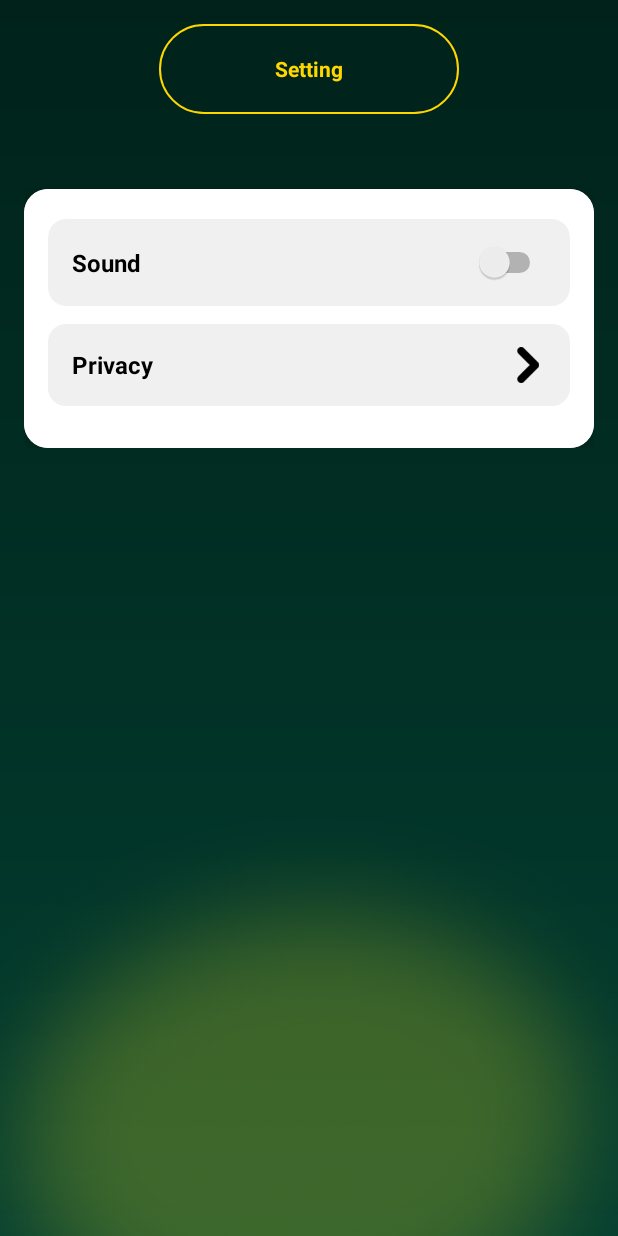
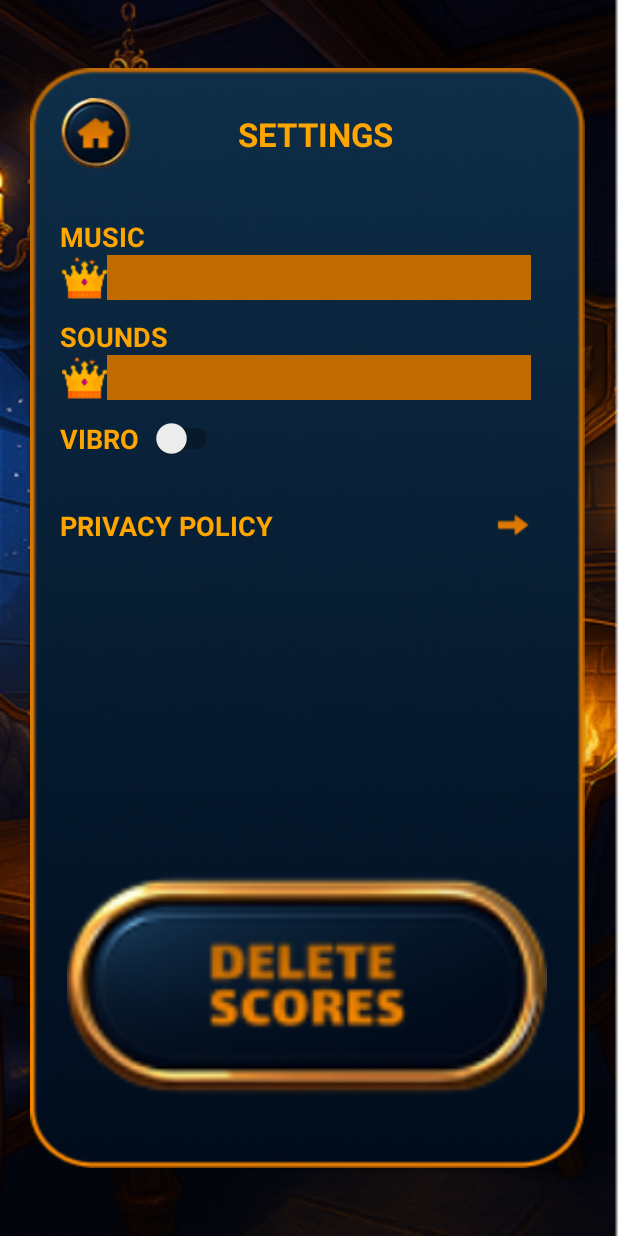
Before and after one commit to dmitryS1666/bet_king, an Android app built with Jetpack Compose: the layout fragment_settings.xml on its own in the app's theme, with its tools: preview values and no code run, on a phone screen of 412 x 824 dp. Run offline under Robolectric (Android 15) with nearby library versions, the phone set to English and light mode, and no system bars.

Commit message:
add settings page

```diff
--- a/app/src/main/java/com/kett/bing/ui/MainFragment.kt
+++ b/app/src/main/java/com/kett/bing/ui/MainFragment.kt
@@ -2,6 +2,7 @@ package com.kett.bing.ui
 
 import android.annotation.SuppressLint
 import android.content.Context.MODE_PRIVATE
+import android.content.Intent
 import android.content.SharedPreferences
 import android.os.Bundle
 import android.view.LayoutInflater
@@ -9,7 +10,10 @@ import android.view.View
 import android.view.ViewGroup
 import android.widget.Button
 import android.widget.ImageView
+import android.widget.SeekBar
+import android.widget.Switch
 import androidx.fragment.app.Fragment
+import com.kett.bing.BannerWebActivity
 import com.kett.bing.MainActivity
 import com.kett.bing.R
 
@@ -23,8 +27,12 @@ class MainFragment : Fragment() {
         sharedPreferences = requireActivity().getSharedPreferences("UserData", MODE_PRIVATE)
 
         val view = inflater.inflate(R.layout.fragment_main, container, false)
+        val settingsButton: Button = view.findViewById(R.id.settingsButton)
+        val startButton: Button = view.findViewById(R.id.startButton)
 
-        val startButton: Button = view.findViewById(R.id.startButton)
+        settingsButton.setOnClickListener {
+            (activity as? MainActivity)?.openFragment(SettingsFragment())
+        }
 
         // Обработчик нажатия на кнопку
         startButton.setOnClickListener {
@@ -58,5 +66,4 @@ class MainFragment : Fragment() {
 
         dialog.show()
     }
-
 }
--- a/app/src/main/java/com/kett/bing/ui/SettingsFragment.kt
+++ b/app/src/main/java/com/kett/bing/ui/SettingsFragment.kt
@@ -3,51 +3,82 @@ package com.kett.bing.ui
 import android.content.Context
 import android.content.Intent
 import android.os.Bundle
-import android.view.LayoutInflater
-import android.view.View
-import android.view.ViewGroup
+import android.view.*
+import android.widget.Button
+import android.widget.ImageView
+import android.widget.SeekBar
 import android.widget.Switch
-import androidx.fragment.app.Fragment
+import androidx.fragment.app.DialogFragment
 import com.kett.bing.BannerWebActivity
 import com.kett.bing.MusicPlayerManager
 import com.kett.bing.R
 
-class SettingsFragment : Fragment() {
-
-    private lateinit var switchSound: Switch
+class SettingsFragment : DialogFragment() {
 
     override fun onCreateView(
         inflater: LayoutInflater, container: ViewGroup?,
         savedInstanceState: Bundle?
-    ): View? {
+    ): View {
         return inflater.inflate(R.layout.fragment_settings, container, false)
     }
 
     override fun onViewCreated(view: View, savedInstanceState: Bundle?) {
         super.onViewCreated(view, savedInstanceState)
 
-        switchSound = view.findViewById(R.id.switchSound)
-        val privacySection: View = view.findViewById(R.id.btnPrivacy)
+        val prefs = requireContext().getSharedPreferences("app_settings", Context.MODE_PRIVATE)
 
-        val prefs = requireContext().getSharedPreferences("app_settings", Context.MODE_PRIVATE)
-        val soundEnabled = prefs.getBoolean("sound_enabled", true)
-        switchSound.isChecked = soundEnabled
+        val musicSeekBar = view.findViewById<SeekBar>(R.id.musicVolume)
+        val soundSeekBar = view.findViewById<SeekBar>(R.id.soundVolume)
+        val vibrationSwitch = view.findViewById<Switch>(R.id.vibrationSwitch)
+        val webButton = view.findViewById<Button>(R.id.btnPrivacy)
 
-        switchSound.setOnCheckedChangeListener { _, isChecked ->
-            prefs.edit().putBoolean("sound_enabled", isChecked).apply()
+        // Настройка текущих значений (можно расширить)
+        musicSeekBar.progress = prefs.getInt("music_volume", 50)
+        soundSeekBar.progress = prefs.getInt("sound_volume", 50)
+        vibrationSwitch.isChecked = prefs.getBoolean("vibration_enabled", true)
 
-            if (isChecked) {
-                MusicPlayerManager.start(requireContext())
-            } else {
-                MusicPlayerManager.stop()
+        musicSeekBar.setOnSeekBarChangeListener(object : SeekBar.OnSeekBarChangeListener {
+            override fun onProgressChanged(sb: SeekBar?, progress: Int, fromUser: Boolean) {
+                prefs.edit().putInt("music_volume", progress).apply()
+                // можно управлять громкостью через AudioManager
             }
+
+            override fun onStartTrackingTouch(sb: SeekBar?) {}
+            override fun onStopTrackingTouch(sb: SeekBar?) {}
+        })
+
+        soundSeekBar.setOnSeekBarChangeListener(object : SeekBar.OnSeekBarChangeListener {
+            override fun onProgressChanged(sb: SeekBar?, progress: Int, fromUser: Boolean) {
+                prefs.edit().putInt("sound_volume", progress).apply()
+            }
+
+            override fun onStartTrackingTouch(sb: SeekBar?) {}
+            override fun onStopTrackingTouch(sb: SeekBar?) {}
+        })
+
+        vibrationSwitch.setOnCheckedChangeListener { _, isChecked ->
+            prefs.edit().putBoolean("vibration_enabled", isChecked).apply()
         }
 
-        privacySection.setOnClickListener {
+        webButton.setOnClickListener {
+            dismiss()
             val url = "https://bedkingthegame.com/policy"
-            val intent = Intent(context, BannerWebActivity::class.java)
+            val intent = Intent(requireContext(), BannerWebActivity::class.java)
             intent.putExtra("url", url)
             startActivity(intent)
         }
+
+        view.findViewById<ImageView>(R.id.btnHome).setOnClickListener {
+            parentFragmentManager.popBackStack()
+        }
+    }
+
+    override fun onStart() {
+        super.onStart()
+        dialog?.window?.setLayout(
+            ViewGroup.LayoutParams.MATCH_PARENT,
+            ViewGroup.LayoutParams.WRAP_CONTENT
+        )
+        dialog?.window?.setBackgroundDrawableResource(android.R.color.transparent)
     }
 }
--- /dev/null
+++ b/app/src/main/res/drawable/seekbar_custom.xml
@@ -0,0 +1,20 @@
+<?xml version="1.0" encoding="utf-8"?>
+<layer-list xmlns:android="http://schemas.android.com/apk/res/android">
+    <!-- Фоновый трек -->
+    <item android:id="@android:id/background">
+        <shape android:shape="rectangle">
+            <size android:height="4dp" />
+            <solid android:color="#C06A02" />
+        </shape>
+    </item>
+
+    <!-- Заполненная часть (прогресс) -->
+    <item android:id="@android:id/progress">
+        <clip>
+            <shape android:shape="oval">
+                <size android:height="4dp" />
+                <solid android:color="#FFA500" />
+            </shape>
+        </clip>
+    </item>
+</layer-list>
--- /dev/null
+++ b/app/src/main/res/drawable/seekbar_thumb.xml
@@ -0,0 +1,4 @@
+<?xml version="1.0" encoding="utf-8"?>
+<selector xmlns:android="http://schemas.android.com/apk/res/android">
+    <item android:drawable="@drawable/small_king" />
+</selector>
--- a/app/src/main/res/layout/fragment_settings.xml
+++ b/app/src/main/res/layout/fragment_settings.xml
@@ -1,124 +1,172 @@
 <?xml version="1.0" encoding="utf-8"?>
-<androidx.constraintlayout.widget.ConstraintLayout xmlns:android="http://schemas.android.com/apk/res/android"
+<androidx.constraintlayout.widget.ConstraintLayout
+    xmlns:android="http://schemas.android.com/apk/res/android"
     xmlns:app="http://schemas.android.com/apk/res-auto"
-    xmlns:tools="http://schemas.android.com/tools"
     android:layout_width="match_parent"
     android:layout_height="match_parent"
-    android:background="@drawable/background_gradient">
+    android:background="@drawable/main_bg">
 
-    <!-- Заголовок -->
-    <androidx.constraintlayout.widget.ConstraintLayout
-        android:id="@+id/textSettingsTitleText"
+    <!-- Общий контейнер со всеми элементами -->
+    <androidx.cardview.widget.CardView
+        android:id="@+id/settingsCardContainer"
+        android:layout_width="0dp"
+        android:layout_height="0dp"
+        android:layout_marginTop="45dp"
+        android:layout_marginStart="20dp"
+        android:layout_marginEnd="22dp"
+        android:layout_marginBottom="45dp"
+        app:cardBackgroundColor="@android:color/transparent"
+        app:layout_constraintTop_toTopOf="parent"
+        app:layout_constraintBottom_toBottomOf="parent"
+        app:layout_constraintStart_toStartOf="parent"
+        app:layout_constraintEnd_toEndOf="parent">
+
+        <LinearLayout
+            android:layout_width="match_parent"
+            android:layout_height="match_parent"
+            android:orientation="vertical"
+            android:padding="20dp"
+            android:background="@drawable/settngs_bg">
+
+            <!-- Заголовок + Домой -->
+            <LinearLayout
                 android:layout_width="match_parent"
                 android:layout_height="wrap_content"
-        android:padding="16dp"
-        tools:ignore="MissingConstraints">
+                android:orientation="horizontal"
+                android:gravity="center_vertical"
+                android:paddingBottom="16dp">
 
-        <!-- Кнопка по центру -->
+                <ImageView
+                    android:id="@+id/btnHome"
+                    android:layout_width="48dp"
+                    android:layout_height="48dp"
+                    android:src="@drawable/home_button"
+                    android:layout_marginEnd="8dp" />
+
                 <TextView
                     android:id="@+id/textSettingsTitle"
-            style="@style/PushupBorderButton"
-            android:layout_width="200dp"
-            android:layout_height="60dp"
-            android:text="Setting"
-            app:layout_constraintEnd_toEndOf="parent"
-            app:layout_constraintStart_toStartOf="parent"
-            app:layout_constraintTop_toTopOf="parent" />
-
-        <!-- Переключатель звука -->
-        <androidx.cardview.widget.CardView
-            android:id="@+id/settingsCard"
                     android:layout_width="0dp"
                     android:layout_height="wrap_content"
-            android:layout_marginTop="50dp"
-            app:cardCornerRadius="16dp"
-            app:cardElevation="6dp"
-            app:layout_constraintEnd_toEndOf="parent"
-            app:layout_constraintStart_toStartOf="parent"
-            app:layout_constraintTop_toBottomOf="@id/textSettingsTitle">
+                    android:layout_weight="1"
+                    android:gravity="center"
+                    android:text="SETTINGS"
+                    android:layout_marginRight="45dp"
+                    android:textAlignment="center"
+                    android:textColor="#FFA500"
+                    android:textSize="22sp"
+                    android:textStyle="bold" />
+            </LinearLayout>
+
+            <!-- Контент -->
+            <ScrollView
+                android:layout_width="match_parent"
+                android:layout_height="0dp"
+                android:layout_weight="1">
 
                 <LinearLayout
                     android:layout_width="match_parent"
                     android:layout_height="wrap_content"
-                android:background="@android:color/white"
-                android:orientation="vertical"
-                android:padding="16dp">
+                    android:orientation="vertical">
 
-                <!-- Switch Sound -->
+                    <!-- Music Volume -->
+                    <TextView
+                        android:layout_width="wrap_content"
+                        android:layout_height="wrap_content"
+                        android:text="MUSIC"
+                        android:textColor="#FFA500"
+                        android:layout_marginTop="16dp"
+                        android:textSize="18sp"
+                        android:textStyle="bold"/>
+
+                    <!-- Sound Volume -->
+                    <SeekBar
+                        android:id="@+id/musicVolume"
+                        android:layout_width="match_parent"
+                        android:layout_height="wrap_content"
+                        android:max="100"
+                        android:progressDrawable="@drawable/seekbar_custom"
+                        android:thumb="@drawable/seekbar_thumb" />
+
+                    <TextView
+                        android:layout_width="wrap_content"
+                        android:layout_height="wrap_content"
+                        android:text="SOUNDS"
+                        android:textColor="#FFA500"
+                        android:layout_marginTop="12dp"
+                        android:textSize="18sp"
+                        android:textStyle="bold"/>
+
+                    <SeekBar
+                        android:id="@+id/soundVolume"
+                        android:layout_width="match_parent"
+                        android:layout_height="wrap_content"
+                        android:max="100"
+                        android:progressDrawable="@drawable/seekbar_custom"
+                        android:thumb="@drawable/seekbar_thumb" />
+
+                    <!-- Vibration Switch -->
                     <LinearLayout
                         android:layout_width="match_parent"
                         android:layout_height="wrap_content"
-                    android:layout_marginTop="4dp"
-                    android:layout_marginBottom="12dp"
-                    android:background="@drawable/bg_rounded_light_gray"
-                    android:backgroundTint="#F0F0F0"
-                    android:clickable="false"
-                    android:clipToOutline="true"
-                    android:focusable="false"
+                        android:layout_marginTop="12dp"
+                        android:gravity="center_vertical"
+                        android:orientation="horizontal">
+
+                        <TextView
+                            android:layout_width="wrap_content"
+                            android:layout_height="wrap_content"
+                            android:text="VIBRO"
+                            android:textColor="#FFA500"
+                            android:layout_marginEnd="8dp"
+                            android:textSize="18sp"
+                            android:textStyle="bold"/>
+
+                        <Switch
+                            android:id="@+id/vibrationSwitch"
+                            android:layout_width="wrap_content"
+                            android:layout_height="wrap_content" />
+                    </LinearLayout>
+
+                    <!-- Privacy -->
+                    <LinearLayout
+                        android:id="@+id/btnPrivacy"
+                        android:layout_width="match_parent"
+                        android:layout_height="wrap_content"
+                        android:layout_marginTop="16dp"
                         android:gravity="center_vertical"
                         android:orientation="horizontal"
-                    android:paddingHorizontal="16dp"
-                    android:paddingVertical="15dp">
+                        android:paddingTop="16dp"
+                        android:paddingBottom="16dp"
+                        android:paddingRight="16dp"
+                        android:clickable="true"
+                        android:focusable="true"
+                        android:foreground="?attr/selectableItemBackground">
 
                         <TextView
                             android:layout_width="0dp"
                             android:layout_height="wrap_content"
                             android:layout_weight="1"
-                        android:text="Sound"
-                        android:textColor="#000000"
-                        android:textSize="16sp"
-                        android:textStyle="bold" />
-
-                    <Switch
-                        android:id="@+id/switchSound"
-                        android:layout_width="wrap_content"
-                        android:layout_height="wrap_content"
-                        tools:ignore="UseSwitchCompatOrMaterialXml" />
-                </LinearLayout>
-
-                <!-- Privacy Button -->
-                <LinearLayout
-                    android:id="@+id/btnPrivacy"
-                    android:layout_width="match_parent"
-                    android:layout_height="wrap_content"
-                    android:layout_marginBottom="12dp"
-                    android:background="@drawable/bg_rounded_light_gray"
-                    android:clickable="true"
-                    android:focusable="true"
-                    android:foreground="?attr/selectableItemBackground"
-                    android:gravity="center_vertical"
-                    android:orientation="horizontal"
-                    android:paddingHorizontal="16dp"
-                    android:paddingVertical="15dp">
-
-                    <TextView
-                        android:layout_width="0dp"
-                        android:layout_height="wrap_content"
-                        android:layout_weight="1"
-                        android:text="Privacy"
-                        android:textColor="#000000"
-                        android:textSize="16sp"
+                            android:text="PRIVACY POLICY"
+                            android:textColor="#FFA500"
+                            android:textSize="18sp"
                             android:textStyle="bold" />
 
                         <ImageView
                             android:layout_width="24dp"
                             android:layout_height="24dp"
-                        android:src="@drawable/ic_arrow_right"
-                        app:tint="#000000" />
+                            android:src="@drawable/ic_arrow_right" />
                     </LinearLayout>
                 </LinearLayout>
+            </ScrollView>
 
+            <!-- Delete Score -->
+            <Button
+                android:id="@+id/deleteScoreButton"
+                android:layout_width="480px"
+                android:layout_height="300px"
+                android:layout_marginTop="16dp"
+                android:layout_gravity="center_horizontal"
+                android:background="@drawable/delete_score_button" />
+        </LinearLayout>
     </androidx.cardview.widget.CardView>
 </androidx.constraintlayout.widget.ConstraintLayout>
-
-    <ImageView
-        android:id="@+id/bottomImg"
-        android:layout_width="match_parent"
-        android:layout_height="300dp"
-        android:scaleType="centerCrop"
-        android:src="@drawable/big_bg"
-        android:translationY="10dp"
-        app:layout_constraintBottom_toBottomOf="parent"
-        app:layout_constraintEnd_toEndOf="parent"
-        app:layout_constraintStart_toStartOf="parent" />
-</androidx.constraintlayout.widget.ConstraintLayout>
```
Also changed, not shown: app/src/main/res/drawable/ic_arrow_right.png, app/src/main/res/drawable/settngs_bg.png (added), app/src/main/res/drawable/small_king.png (added). Lines whose indentation alone changed are shown as unchanged.
